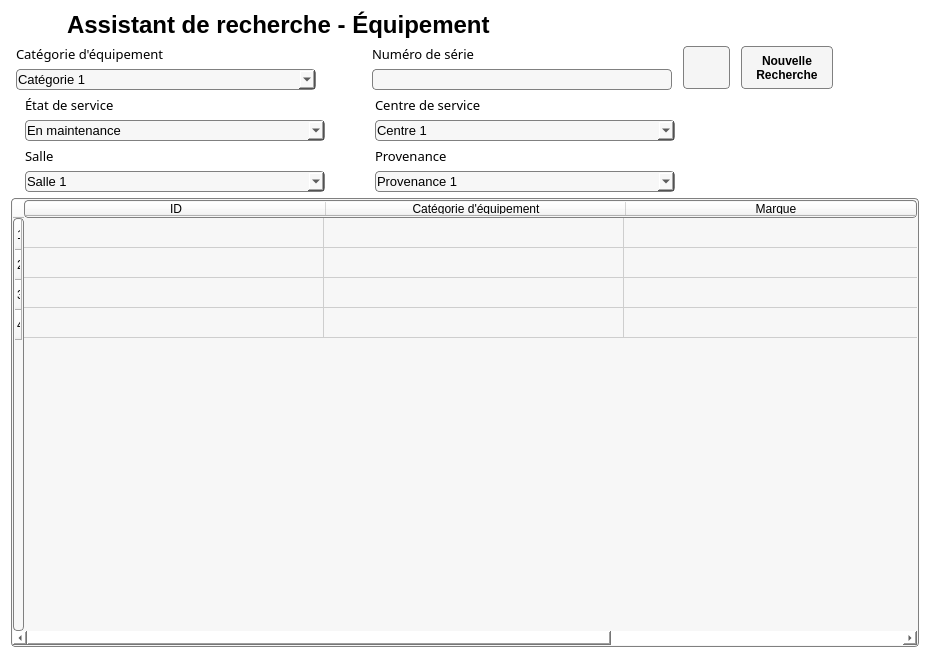
Above: Interface/FenetresEnUI/fenetreRechEquip.ui from ProjetPC2/SIMM2.0-DEV before the change. Below: the same form after it.
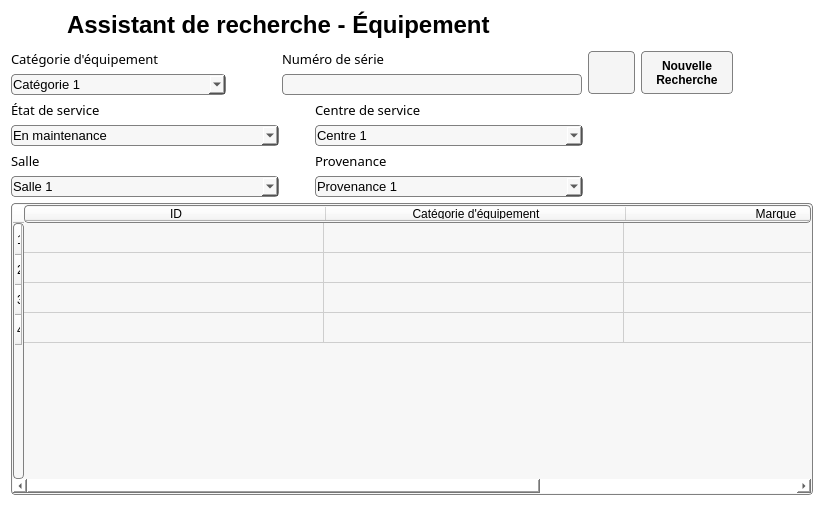
That is the form after the change. Icons and pictures are not drawn.

The edit to the form file:
```diff
--- a/Interface/FenetresEnUI/fenetreRechEquip.ui
+++ b/Interface/FenetresEnUI/fenetreRechEquip.ui
@@ -6,8 +6,8 @@
    <rect>
     <x>0</x>
     <y>0</y>
-    <width>930</width>
-    <height>658</height>
+    <width>824</width>
+    <height>506</height>
    </rect>
   </property>
   <property name="windowTitle">
@@ -16,10 +16,8 @@
   <property name="styleSheet">
    <string notr="true">background: white;</string>
   </property>
-  <layout class="QVBoxLayout" name="verticalLayout_2">
-   <item>
-    <layout class="QVBoxLayout" name="verticalLayout">
-     <item>
+  <layout class="QGridLayout" name="gridLayout_4">
+   <item row="0" column="0">
       <layout class="QGridLayout" name="gridLayout_6">
        <item row="0" column="0">
         <widget class="QLabel" name="logoLoupe">
@@ -73,6 +71,24 @@
        </item>
       </layout>
      </item>
+   <item row="1" column="0">
+    <spacer name="verticalSpacer">
+     <property name="orientation">
+      <enum>Qt::Vertical</enum>
+     </property>
+     <property name="sizeType">
+      <enum>QSizePolicy::Fixed</enum>
+     </property>
+     <property name="sizeHint" stdset="0">
+      <size>
+       <width>20</width>
+       <height>5</height>
+      </size>
+     </property>
+    </spacer>
+   </item>
+   <item row="2" column="0">
+    <layout class="QVBoxLayout" name="verticalLayout">
      <item>
       <layout class="QGridLayout" name="gridLayout_5">
        <item row="0" column="4">
```
Lines whose indentation alone changed are shown as unchanged.
